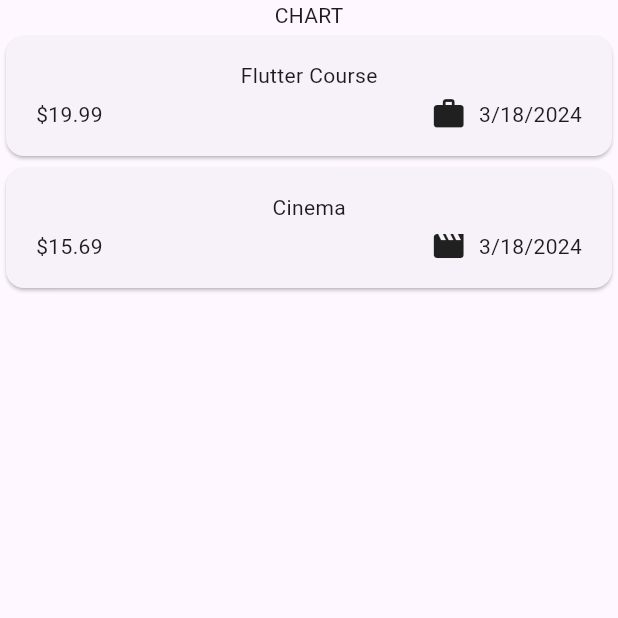
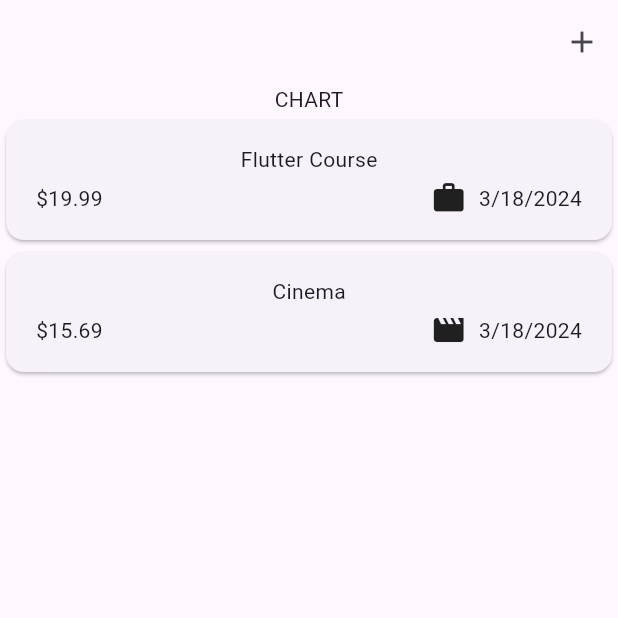
Before and after one commit to adogbeji/FlutterExpenseTrackerApp, a Flutter app: the screen it shows after launch, on a phone screen of 412 x 824 dp, the top half of it. Run offline on Flutter 3.47's test engine with Material 3 defaults, Android fonts, the phone set to English and light mode, and no system bars.

Commit message:
Start adding app bar in Expenses widget

```diff
--- a/lib/widgets/expenses.dart
+++ b/lib/widgets/expenses.dart
@@ -29,6 +29,11 @@ class _ExpensesState extends State<Expenses> {
   @override
   Widget build(BuildContext context) {
     return Scaffold(
+      appBar: AppBar(
+        actions: [
+          IconButton(onPressed: () {}, icon: const Icon(Icons.add,),),
+        ],
+      ),
       body: Column(
         children: [
           const Text('CHART'),
```
